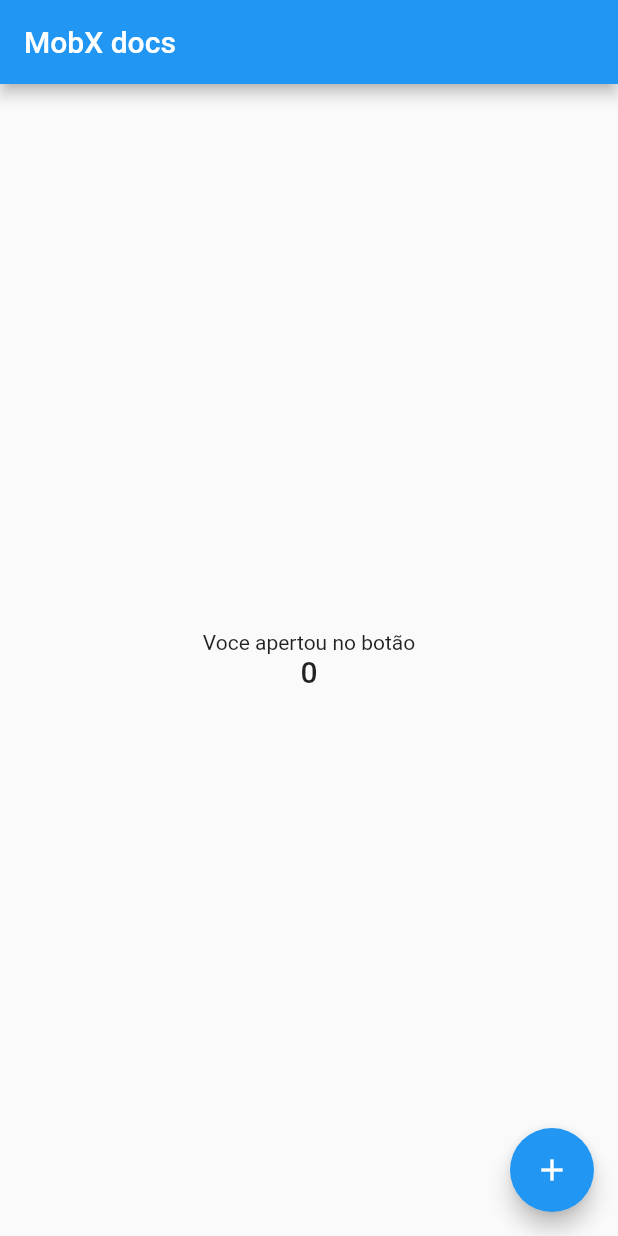
After one commit to Joaopedroaquino/BasicMobx, a Flutter app: the screen it shows after launch, on a phone screen of 412 x 824 dp. The commit adds this screen. Run offline on Flutter 3.47's test engine with Material 2 defaults, Android fonts, the phone set to English and light mode, and no system bars; our stand-ins replace flutter_mobx, mobx; generated files the repository leaves out were written again.

Commit message:
ref counter page

```diff
--- /dev/null
+++ b/lib/counter_page.dart
@@ -0,0 +1,36 @@
+import 'package:flutter/material.dart';
+import 'package:flutter_mobx/flutter_mobx.dart';
+
+import 'store/counter_store.dart';
+
+final counterStore = CounterStore();
+
+class CounterPage extends StatelessWidget {
+  const CounterPage({Key? key}) : super(key: key);
+
+  @override
+  Widget build(BuildContext context) {
+    return Scaffold(
+        appBar: AppBar(
+          title: Text('MobX docs '),
+        ),
+        body: Center(
+          child: Column(
+            mainAxisAlignment: MainAxisAlignment.center,
+            children: [
+              Text('Voce apertou no botão'),
+              Observer(
+                  builder: (_) => Text(
+                        '${counterStore.value}',
+                        style: Theme.of(context).textTheme.headline6,
+                      )),
+            ],
+          ),
+        ),
+        floatingActionButton: FloatingActionButton(
+          onPressed: counterStore.increment,
+          tooltip: 'Increment',
+          child: Icon(Icons.add),
+        ));
+  }
+}
```
Also changed, not shown: lib/main.dart (+2 -34 lines).
